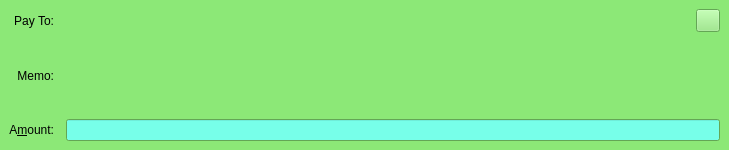
Qt form src/qt/forms/sendcoinsentry.ui (navcoin/navcoin-core) before a commit.
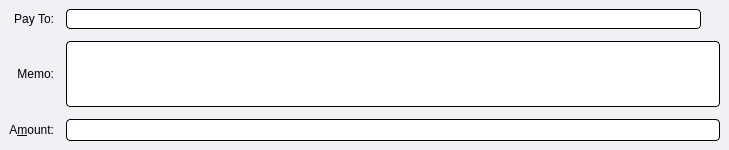
The same form after that commit. The open tabs and pages were chosen to show the change. Icons and pictures are not drawn. Custom widgets are drawn as their Qt base class.

The edit to the form file:
```diff
--- a/src/qt/forms/sendcoinsentry.ui
+++ b/src/qt/forms/sendcoinsentry.ui
@@ -16,6 +16,9 @@
   <property name="autoFillBackground">
    <bool>false</bool>
   </property>
+  <property name="styleSheet">
+   <string notr="true">background: #eff1f4; border: 0</string>
+  </property>
   <widget class="QFrame" name="SendCoins">
    <property name="toolTip">
     <string>This is a normal payment.</string>
@@ -726,9 +729,9 @@
       <colorrole role="Button">
        <brush brushstyle="SolidPattern">
         <color alpha="255">
-         <red>140</red>
-         <green>232</green>
-         <blue>119</blue>
+         <red>239</red>
+         <green>241</green>
+         <blue>244</blue>
         </color>
        </brush>
       </colorrole>
@@ -798,18 +801,18 @@
       <colorrole role="Base">
        <brush brushstyle="SolidPattern">
         <color alpha="255">
-         <red>119</red>
-         <green>255</green>
-         <blue>233</blue>
+         <red>239</red>
+         <green>241</green>
+         <blue>244</blue>
         </color>
        </brush>
       </colorrole>
       <colorrole role="Window">
        <brush brushstyle="SolidPattern">
         <color alpha="255">
-         <red>140</red>
-         <green>232</green>
-         <blue>119</blue>
+         <red>239</red>
+         <green>241</green>
+         <blue>244</blue>
         </color>
        </brush>
       </colorrole>
@@ -872,9 +875,9 @@
       <colorrole role="Button">
        <brush brushstyle="SolidPattern">
         <color alpha="255">
-         <red>140</red>
-         <green>232</green>
-         <blue>119</blue>
+         <red>239</red>
+         <green>241</green>
+         <blue>244</blue>
         </color>
        </brush>
       </colorrole>
@@ -944,18 +947,18 @@
       <colorrole role="Base">
        <brush brushstyle="SolidPattern">
         <color alpha="255">
-         <red>119</red>
-         <green>255</green>
-         <blue>233</blue>
+         <red>239</red>
+         <green>241</green>
+         <blue>244</blue>
         </color>
        </brush>
       </colorrole>
       <colorrole role="Window">
        <brush brushstyle="SolidPattern">
         <color alpha="255">
-         <red>140</red>
-         <green>232</green>
-         <blue>119</blue>
+         <red>239</red>
+         <green>241</green>
+         <blue>244</blue>
         </color>
        </brush>
       </colorrole>
@@ -1018,9 +1021,9 @@
       <colorrole role="Button">
        <brush brushstyle="SolidPattern">
         <color alpha="255">
-         <red>140</red>
-         <green>232</green>
-         <blue>119</blue>
+         <red>239</red>
+         <green>241</green>
+         <blue>244</blue>
         </color>
        </brush>
       </colorrole>
@@ -1090,18 +1093,18 @@
       <colorrole role="Base">
        <brush brushstyle="SolidPattern">
         <color alpha="255">
-         <red>140</red>
-         <green>232</green>
-         <blue>119</blue>
+         <red>239</red>
+         <green>241</green>
+         <blue>244</blue>
         </color>
        </brush>
       </colorrole>
       <colorrole role="Window">
        <brush brushstyle="SolidPattern">
         <color alpha="255">
-         <red>140</red>
-         <green>232</green>
-         <blue>119</blue>
+         <red>239</red>
+         <green>241</green>
+         <blue>244</blue>
         </color>
        </brush>
       </colorrole>
@@ -1157,7 +1160,10 @@
     <string>This is an authenticated payment request.</string>
    </property>
    <property name="autoFillBackground">
-    <bool>true</bool>
+    <bool>false</bool>
+   </property>
+   <property name="styleSheet">
+    <string notr="true">background: #eff1f4; border: 0</string>
    </property>
    <property name="frameShape">
     <enum>QFrame::NoFrame</enum>
@@ -1183,6 +1189,9 @@
       </property>
       <item>
        <widget class="QLabel" name="payTo_s">
+        <property name="styleSheet">
+         <string notr="true">background: #fff; border-radius: 4px; border: 1px solid #000; padding:2px</string>
+        </property>
         <property name="textFormat">
          <enum>Qt::PlainText</enum>
         </property>
@@ -1216,6 +1225,9 @@
     </item>
     <item row="1" column="1">
      <widget class="QLabel" name="memoTextLabel_s">
+      <property name="styleSheet">
+       <string notr="true">background: #fff; border-radius: 4px; border: 1px solid #000; padding:2px</string>
+      </property>
       <property name="textFormat">
        <enum>Qt::PlainText</enum>
       </property>
@@ -1239,6 +1251,9 @@
       <property name="acceptDrops">
        <bool>false</bool>
       </property>
+      <property name="styleSheet">
+       <string notr="true">background: #fff; border-radius: 4px; border: 1px solid #000; padding:2px</string>
+      </property>
      </widget>
     </item>
    </layout>
```
Left out of the diff: 84 changed lines with no effect on the pictures.
